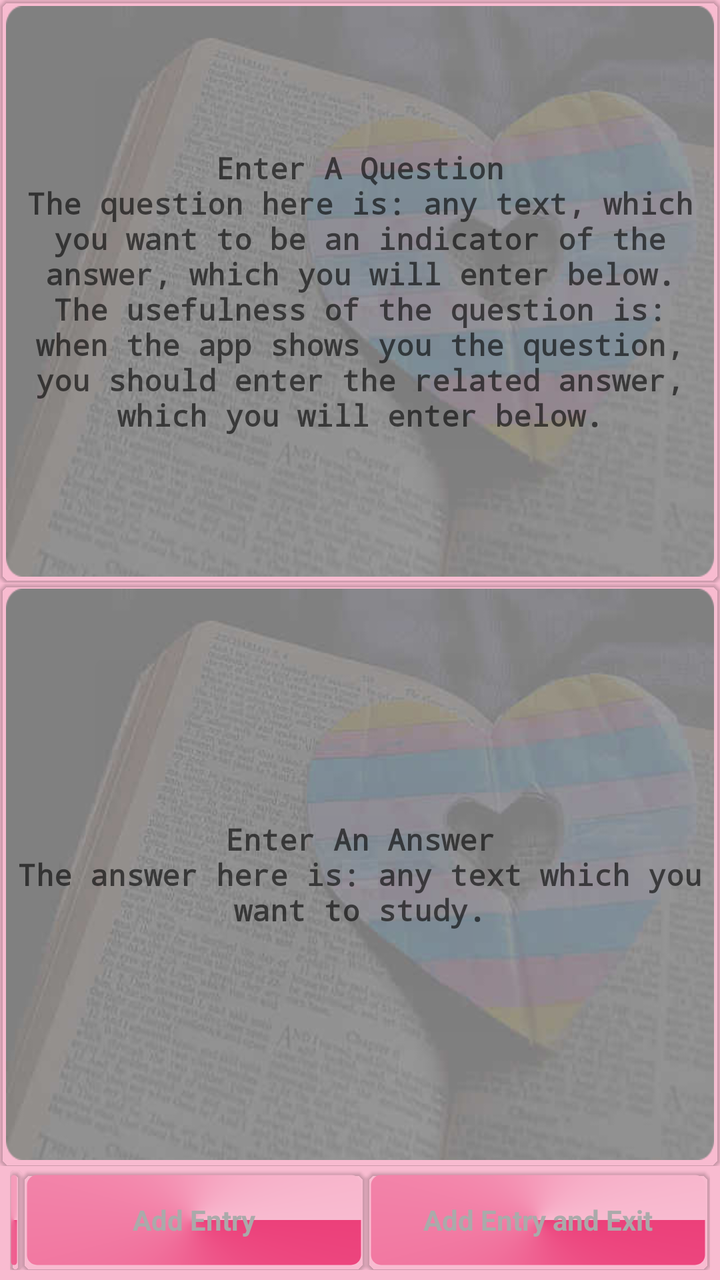
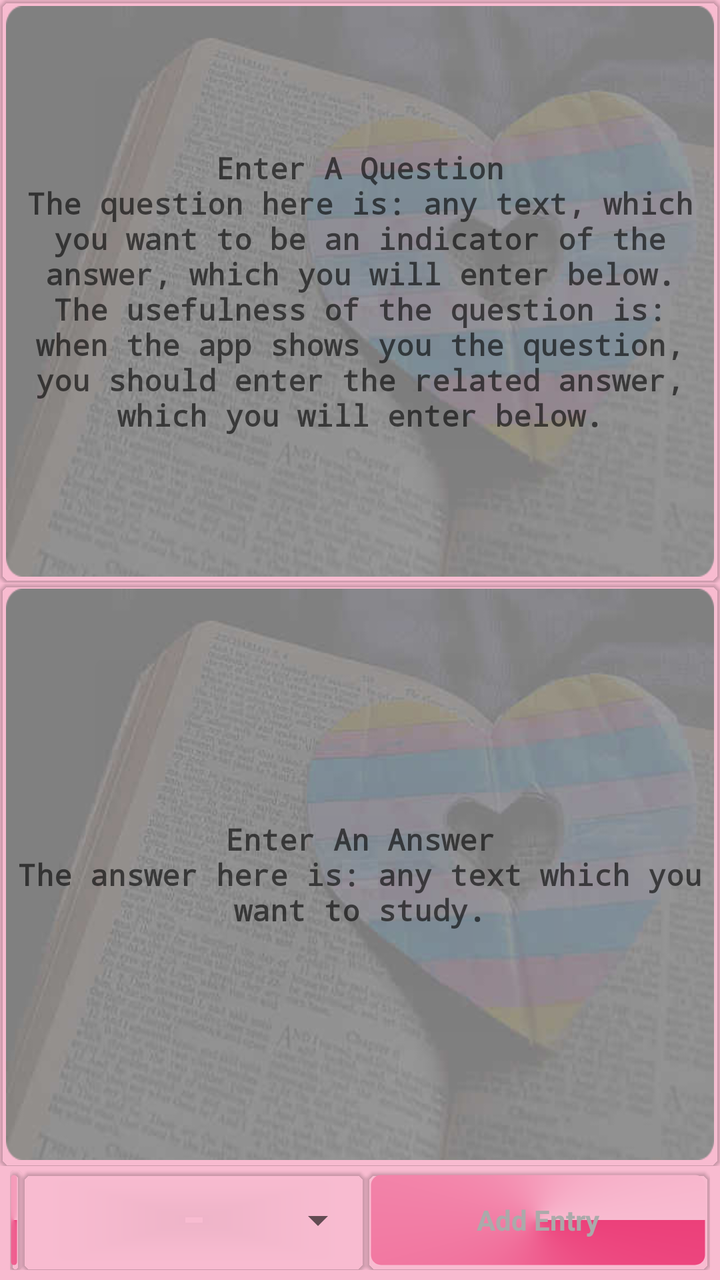

Before-and-after screenshots of an Android layout around one commit, followed by the original layout XML and the change that was made.
<!-- AndroidManifest.xml: application theme MyMaterialTheme -->
<!-- res/layout/content_add_entry.xml -->
<?xml version="1.0" encoding="utf-8"?>
<RelativeLayout
    xmlns:android="http://schemas.android.com/apk/res/android"
    xmlns:android.support.v7.cardview="http://schemas.android.com/apk/res-auto"
    xmlns:tools="http://schemas.android.com/tools"
    xmlns:app="http://schemas.android.com/apk/res-auto"
    android:layout_width="match_parent"
    android:layout_height="match_parent"
    app:layout_behavior="@string/appbar_scrolling_view_behavior"
    tools:showIn="@layout/app_bar_add_entry">


<LinearLayout
    android:id="@+id/container"
    android:layout_width="match_parent"
    android:layout_height="match_parent"
    android:orientation="vertical"
    android:weightSum="2">

        <LinearLayout
            android:id="@+id/question_linearlayout"
            android:layout_width="match_parent"
            android:layout_height="0dp"
            android:layout_margin="0dp"
            android:layout_weight="1"
            android:background="@drawable/show_question_background"
            android:padding="0dp">

            <android.support.v7.widget.CardView
                android:layout_width="match_parent"
                android:layout_height="match_parent"
                android.support.v7.cardview:cardBackgroundColor="@android:color/transparent"
                android.support.v7.cardview:cardCornerRadius="5dp"
                android.support.v7.cardview:cardElevation="1dp">

                <EditText
                    android:id="@+id/question"
                    android:layout_width="match_parent"
                    android:layout_height="match_parent"
                    android:background="@drawable/text_bordered_transperant"
                    android:gravity="center"
                    android:hint="@string/enter_a_question"
                    android:imeOptions="flagNoExtractUi"
                    android:inputType="textNoSuggestions|textMultiLine"
                    android:minLines="1"
                    android:padding="5dp"
                    android:scrollbarAlwaysDrawVerticalTrack="true"
                    android:scrollbars="vertical"
                    android:textColor="#FFFFFF"
                    android:textSize="15sp"
                    android:textStyle="bold"
                    android:typeface="monospace" />
            </android.support.v7.widget.CardView>
        </LinearLayout>

        <LinearLayout
            android:id="@+id/answer_linearlayout"
            android:layout_width="match_parent"
            android:layout_height="0dp"
            android:layout_margin="0dp"
            android:layout_weight="1"
            android:background="@drawable/show_question_background"
            android:padding="0dp">

            <android.support.v7.widget.CardView
                android:layout_width="match_parent"
                android:layout_height="match_parent"
                android.support.v7.cardview:cardBackgroundColor="@android:color/transparent"
                android.support.v7.cardview:cardCornerRadius="5dp"
                android.support.v7.cardview:cardElevation="1dp">

                <EditText
                    android:id="@+id/answer"
                    android:layout_width="match_parent"
                    android:layout_height="match_parent"
                    android:layout_gravity="center"
                    android:background="@drawable/text_bordered_transperant"
                    android:enabled="true"
                    android:gravity="center"
                    android:hint="@string/enter_an_answer"
                    android:imeOptions="flagNoExtractUi"
                    android:inputType="textNoSuggestions|textMultiLine"
                    android:minLines="1"
                    android:padding="5dp"
                    android:scrollbarAlwaysDrawVerticalTrack="true"
                    android:textColor="#FFFFFF"

                    android:textSize="15sp"
                    android:textStyle="bold"
                    android:typeface="monospace" />
            </android.support.v7.widget.CardView>
        </LinearLayout>

        <LinearLayout
            android:layout_width="match_parent"
            android:layout_height="50dp"
            android:layout_marginBottom="5dp"
            android:layout_marginLeft="5dp"
            android:layout_marginRight="5dp"
            android:layout_marginTop="2dp">

            <android.support.v7.widget.CardView
                android:id="@+id/show_actionbar_card_view"
                android:layout_width="wrap_content"
                android:layout_height="match_parent"
                android:layout_weight="0"
                android.support.v7.cardview:cardBackgroundColor="@android:color/transparent"
                android.support.v7.cardview:cardCornerRadius="5dp"
                android.support.v7.cardview:cardElevation="1dp"
                android.support.v7.cardview:cardPreventCornerOverlap="true">

                <TextView
                    android:id="@+id/show_actionbar"
                    android:layout_width="match_parent"
                    android:layout_height="match_parent"
                    android:layout_marginBottom="2dp"
                    android:layout_marginRight="2dp"
                    android:layout_marginTop="2dp"
                    android:background="@drawable/text_bordered_colored"
                    android:gravity="center"
                    android:padding="2dp"
                    android:textColor="@drawable/textview_enabled_disabled_selector" />
            </android.support.v7.widget.CardView>


            <android.support.v7.widget.CardView
                android:id="@+id/add_entry_card_view"
                android:layout_width="0dp"
                android:layout_height="match_parent"
                android:layout_weight="1"
                android.support.v7.cardview:cardBackgroundColor="@android:color/transparent"
                android.support.v7.cardview:cardCornerRadius="5dp"
                android.support.v7.cardview:cardElevation="1dp">

                <TextView
                    android:id="@+id/add_entry"
                    android:layout_width="match_parent"
                    android:layout_height="match_parent"
                    android:layout_margin="2dp"
                    android:background="@drawable/text_bordered_colored"
                    android:enabled="false"
                    android:gravity="center"
                    android:padding="2dp"
                    android:text="@string/add_entry"
                    android:textColor="@drawable/textview_enabled_disabled_selector"
                    android:textStyle="bold"
                    />
            </android.support.v7.widget.CardView>




            <android.support.v7.widget.CardView
                android:id="@+id/add_entry_finish_card_view"
                android:layout_width="0dp"
                android:layout_height="match_parent"
                android:layout_weight="1"
                android.support.v7.cardview:cardBackgroundColor="@android:color/transparent"
                android.support.v7.cardview:cardCornerRadius="5dp"
                android.support.v7.cardview:cardElevation="1dp">

                <TextView
                    android:id="@+id/add_entry_finish"
                    android:layout_width="match_parent"
                    android:layout_height="match_parent"
                    android:layout_margin="2dp"
                    android:background="@drawable/text_bordered_colored"
                    android:enabled="false"
                    android:gravity="center"
                    android:padding="2dp"
                    android:text="@string/add_entry_finish"
                    android:textColor="@drawable/textview_enabled_disabled_selector"
                    android:textStyle="bold" />
            </android.support.v7.widget.CardView>


        </LinearLayout>

    </LinearLayout>

</RelativeLayout>
<!-- res/layout/app_bar_add_entry.xml (included above) -->
<?xml version="1.0" encoding="utf-8"?>
<android.support.design.widget.CoordinatorLayout xmlns:android="http://schemas.android.com/apk/res/android"
    xmlns:app="http://schemas.android.com/apk/res-auto"
    xmlns:tools="http://schemas.android.com/tools"
    android:layout_width="match_parent"
    android:layout_height="match_parent"
    android:fitsSystemWindows="true">

    <android.support.design.widget.AppBarLayout
        android:layout_width="match_parent"
        android:layout_height="wrap_content"
        android:theme="@style/AppTheme.AppBarOverlay">
        <android.support.v7.widget.Toolbar xmlns:app="http://schemas.android.com/apk/res-auto"
            android:id="@+id/toolbar"
            android:layout_width="fill_parent"
            android:layout_height="?attr/actionBarSize"
            android:background="?attr/colorPrimary"
            android:minHeight="?attr/actionBarSize">

            <LinearLayout
                android:layout_width="wrap_content"
                android:layout_height="wrap_content">
                <Spinner
                    android:id="@+id/field_spinner"
                    android:layout_width="wrap_content"
                    android:layout_height="match_parent"
                    />

            </LinearLayout>
        </android.support.v7.widget.Toolbar>
        <View android:layout_width="match_parent"
            android:layout_height="4dp"
            android:background="@drawable/toolbar_drop_shadow"/>
    </android.support.design.widget.AppBarLayout>

    <include layout="@layout/content_add_entry" />

</android.support.design.widget.CoordinatorLayout>
<!-- resources referenced by this layout -->
<resources>
  <!-- drawable show_question_background (drawable) -->
  <?xml version="1.0" encoding="utf-8"?>
  <inset xmlns:android="http://schemas.android.com/apk/res/android"
      android:drawable="@drawable/book_heart_rounded_corners_15_radius"
      android:insetTop="3dp"
      android:insetBottom="3dp"
      android:insetRight="3dp"
      android:insetLeft="3dp"/>
  <!-- drawable text_bordered_colored (drawable) -->
  <shape xmlns:android="http://schemas.android.com/apk/res/android"
  android:thickness="0dp"
  android:shape="rectangle">
  <stroke android:width="1dp"
      android:color="@android:color/transparent"/>
  <corners android:radius="5dp" />
  <gradient
      android:startColor="@color/colorPrimary"
      android:endColor="@color/windowBackground"
      android:type="sweep"
      android:angle="270"/>
  </shape>
  <!-- drawable text_bordered_transperant (drawable) -->
  <shape xmlns:android="http://schemas.android.com/apk/res/android"
      android:thickness="0dp"
      android:shape="rectangle">
      <stroke android:width="1dp"
          android:color="@android:color/transparent"/>
      <corners android:radius="5dp" />
      <gradient
          android:startColor="@android:color/transparent"
          android:endColor="@android:color/transparent"
          android:type="linear"
          android:angle="270"/>
  </shape>
  <!-- drawable textview_enabled_disabled_selector (drawable) -->
  <?xml version="1.0" encoding="utf-8"?>
  <selector xmlns:android="http://schemas.android.com/apk/res/android">
      <item android:state_enabled="false" android:color="@android:color/darker_gray" />
      <item android:state_enabled="true" android:color="@android:color/white"/>
  </selector>
  <!-- drawable toolbar_drop_shadow (drawable) -->
  <?xml version="1.0" encoding="utf-8"?>
  <shape xmlns:android="http://schemas.android.com/apk/res/android"
      android:shape="rectangle" >
  
      <gradient
          android:angle="90"
          android:endColor="#757575"
          android:startColor="#bdbdbd" />
  
  </shape>
  <string name="add_entry">Add Entry</string>
  <string name="add_entry_finish">Add Entry and Exit</string>
  <string name="appbar_scrolling_view_behavior" translatable="false">android.support.design.widget.AppBarLayout$ScrollingViewBehavior</string>
  <string name="enter_a_question">Enter A Question\nThe question here is: any text, which you want to be an indicator of the answer, which you will enter below. The usefulness of the question is: when the app shows you the question, you should enter the related answer, which you will enter below.</string>
  <string name="enter_an_answer">Enter An Answer\nThe answer here is: any text which you want to study.</string>
  <style name="AppTheme.AppBarOverlay" parent="ThemeOverlay.AppCompat.Dark.ActionBar" />
  <style name="MyMaterialTheme" parent="MyMaterialTheme.Base">
  
      </style>
  <!-- drawable book_heart_rounded_corners_15_radius: png bitmap (drawable, 118245 bytes) -->
  <color name="colorPrimary">#EC407A</color>
  <color name="windowBackground">#F8BBD0</color>
  <style name="MyMaterialTheme.Base" parent="Theme.AppCompat.Light.DarkActionBar">
          <item name="windowNoTitle">true</item>
          <item name="windowActionBar">false</item>
          <item name="colorPrimary">@color/colorPrimary</item>
          <item name="colorPrimaryDark">@color/colorPrimaryDark</item>
          <item name="colorAccent">@color/colorAccent</item>
          <item name="android:windowBackground">@color/windowBackground</item>
      </style>
  <color name="colorPrimaryDark">#AD1457</color>
  <color name="colorAccent">#EA80FC</color>
</resources>

<!-- the commit's change to res/layout/content_add_entry.xml (unified diff, before → after) -->
@@ -122,6 +122,21 @@
                     android:textColor="@drawable/textview_enabled_disabled_selector" />
             </android.support.v7.widget.CardView>
 
+            <android.support.v7.widget.CardView
+                android:id="@+id/rank_card_view"
+                android:layout_width="0dp"
+                android:layout_height="match_parent"
+                android:layout_weight="1"
+                android.support.v7.cardview:cardBackgroundColor="@android:color/transparent"
+                android.support.v7.cardview:cardCornerRadius="5dp"
+                android.support.v7.cardview:cardElevation="1dp">
+
+                <Spinner
+                    android:id="@+id/rank_spinner"
+                    android:layout_width="match_parent"
+                    android:layout_height="match_parent"/>
+
+            </android.support.v7.widget.CardView>
 
             <android.support.v7.widget.CardView
                 android:id="@+id/add_entry_card_view"
@@ -150,28 +165,7 @@
 
 
 
-            <android.support.v7.widget.CardView
-                android:id="@+id/add_entry_finish_card_view"
-                android:layout_width="0dp"
-                android:layout_height="match_parent"
-                android:layout_weight="1"
-                android.support.v7.cardview:cardBackgroundColor="@android:color/transparent"
-                android.support.v7.cardview:cardCornerRadius="5dp"
-                android.support.v7.cardview:cardElevation="1dp">
-
-                <TextView
-                    android:id="@+id/add_entry_finish"
-                    android:layout_width="match_parent"
-                    android:layout_height="match_parent"
-                    android:layout_margin="2dp"
-                    android:background="@drawable/text_bordered_colored"
-                    android:enabled="false"
-                    android:gravity="center"
-                    android:padding="2dp"
-                    android:text="@string/add_entry_finish"
-                    android:textColor="@drawable/textview_enabled_disabled_selector"
-                    android:textStyle="bold" />
-            </android.support.v7.widget.CardView>
+
 
 
         </LinearLayout>
<!-- resource entries referenced after the edit -->
@@ -52,7 +52,6 @@
   
   </shape>
   <string name="add_entry">Add Entry</string>
-  <string name="add_entry_finish">Add Entry and Exit</string>
   <string name="appbar_scrolling_view_behavior" translatable="false">android.support.design.widget.AppBarLayout$ScrollingViewBehavior</string>
   <string name="enter_a_question">Enter A Question\nThe question here is: any text, which you want to be an indicator of the answer, which you will enter below. The usefulness of the question is: when the app shows you the question, you should enter the related answer, which you will enter below.</string>
   <string name="enter_an_answer">Enter An Answer\nThe answer here is: any text which you want to study.</string>
